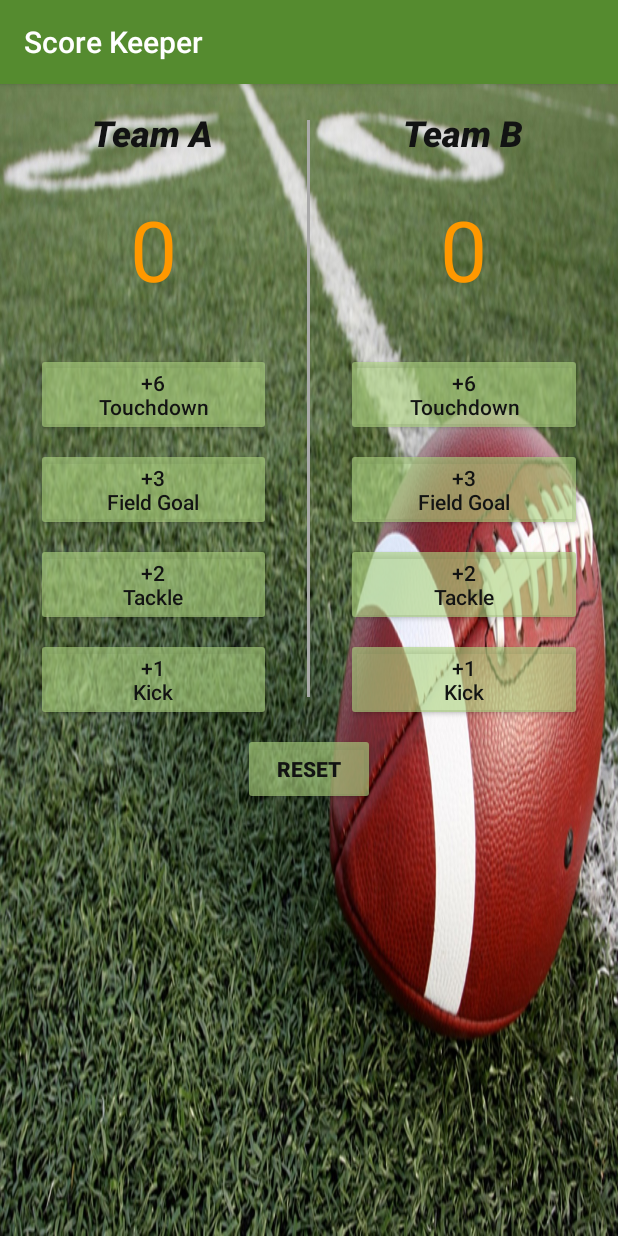
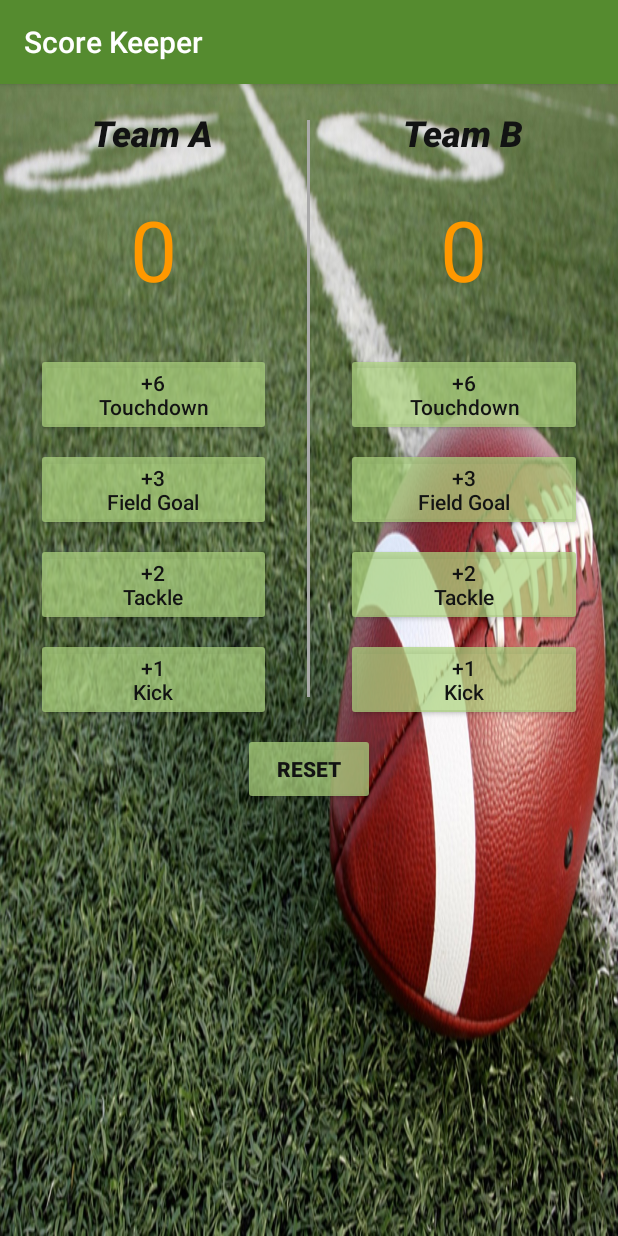
Before and after one commit to TheEagle0/Court-Counter-app, an Android app: the screen it shows after launch (MainActivity), on a phone screen of 412 x 824 dp. Run offline under Robolectric (Android 15) with nearby library versions, the phone set to English and light mode, and no system bars.

Commit message:
Modifying buttons background

```diff
--- a/app/src/main/res/values/styles.xml
+++ b/app/src/main/res/values/styles.xml
@@ -8,7 +8,7 @@
             <item name="colorPrimary">@color/colorPrimary</item>
             <item name="colorPrimaryDark">@color/colorPrimaryDark</item>
             <item name="colorAccent">@color/colorAccent</item>
-            <item name="colorButtonNormal">#a0aed581</item>
+            <item name="colorButtonNormal">#b9aed581</item>
 
         </style>
 
```
